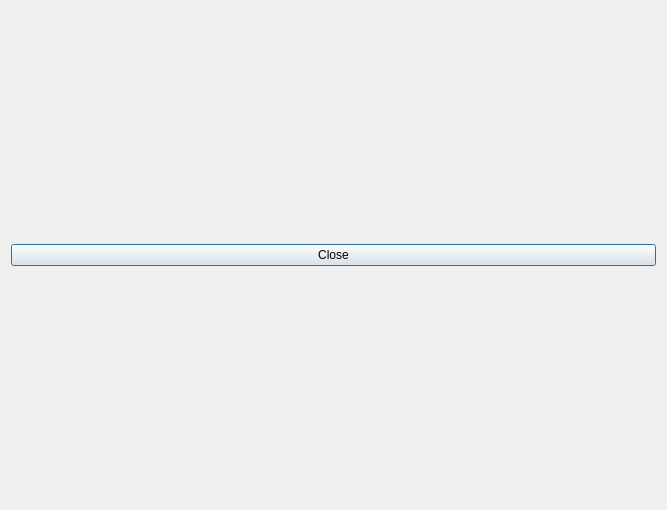
rapha411/PlanningTool, file PlanningTool_chart.ui: the form before one commit.
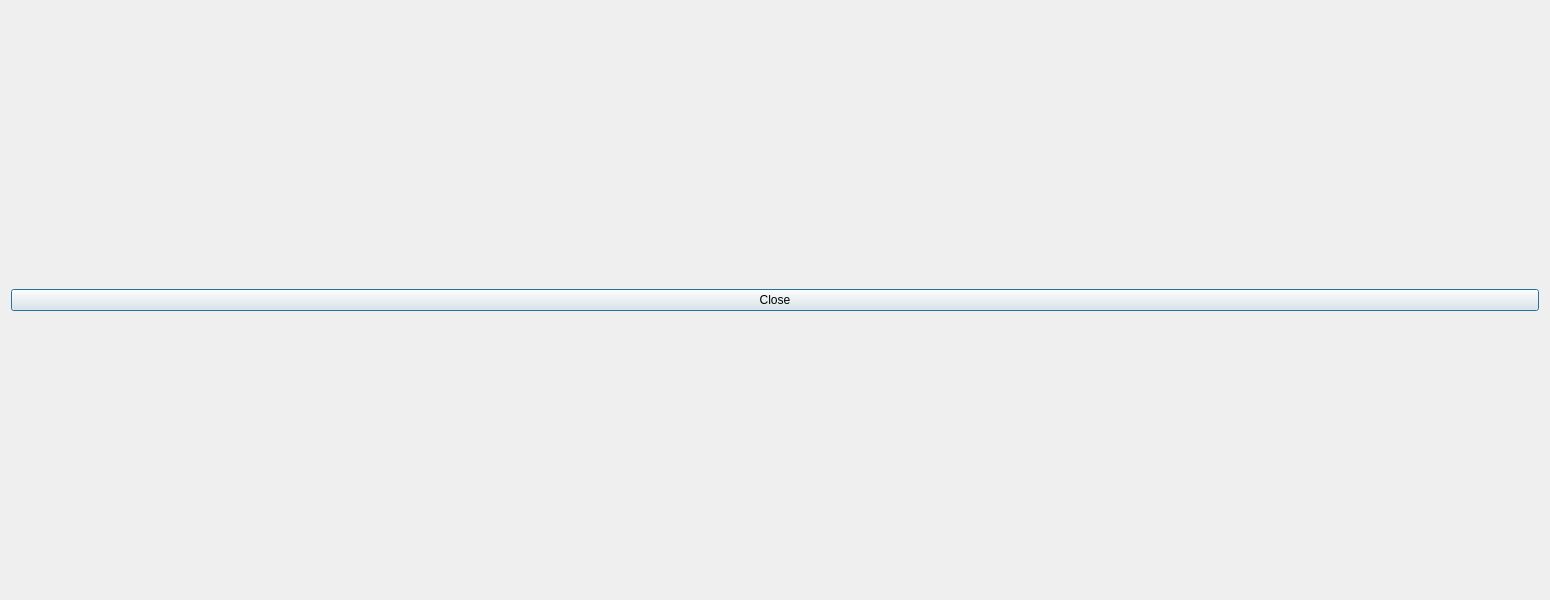
The form after the commit.

What changed in the file:
```diff
--- a/PlanningTool_chart.ui
+++ b/PlanningTool_chart.ui
@@ -6,8 +6,8 @@
    <rect>
     <x>0</x>
     <y>0</y>
-    <width>667</width>
-    <height>510</height>
+    <width>1550</width>
+    <height>600</height>
    </rect>
   </property>
   <property name="windowTitle">
```
